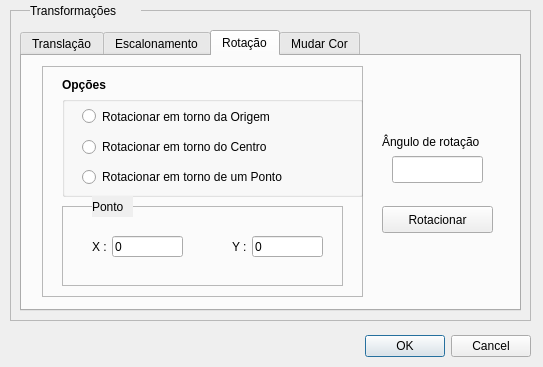
renannetto/sistema-grafico-interativo, file Transformacoes.ui: the form before one commit.
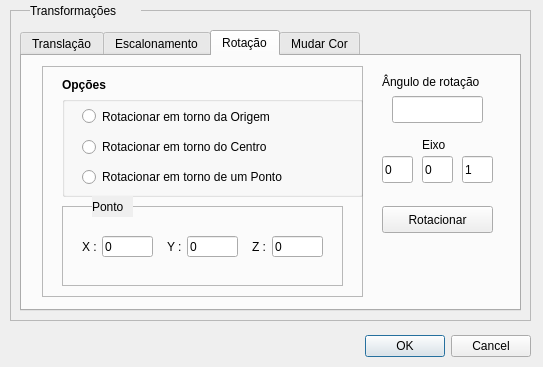
The form after the commit. The open tabs and pages were chosen to show the change.

Commit message: Rotação dos objetos ao redor do eixo z funcionando

What changed in the file:
```diff
--- a/Transformacoes.ui
+++ b/Transformacoes.ui
@@ -317,7 +317,7 @@
       <property name="geometry">
        <rect>
         <x>370</x>
-        <y>100</y>
+        <y>40</y>
         <width>91</width>
         <height>27</height>
        </rect>
@@ -327,7 +327,7 @@
       <property name="geometry">
        <rect>
         <x>360</x>
-        <y>70</y>
+        <y>10</y>
         <width>131</width>
         <height>31</height>
        </rect>
@@ -407,9 +407,9 @@
        <widget class="QLineEdit" name="rotacaoPontoX">
         <property name="geometry">
          <rect>
-          <x>50</x>
+          <x>40</x>
           <y>30</y>
-          <width>71</width>
+          <width>51</width>
           <height>21</height>
          </rect>
         </property>
@@ -420,7 +420,7 @@
        <widget class="QLabel" name="label_14">
         <property name="geometry">
          <rect>
-          <x>30</x>
+          <x>20</x>
           <y>30</y>
           <width>21</width>
           <height>21</height>
@@ -433,9 +433,9 @@
        <widget class="QLineEdit" name="rotacaoPontoY">
         <property name="geometry">
          <rect>
-          <x>190</x>
+          <x>125</x>
           <y>30</y>
-          <width>71</width>
+          <width>51</width>
           <height>21</height>
          </rect>
         </property>
@@ -446,7 +446,7 @@
        <widget class="QLabel" name="label_15">
         <property name="geometry">
          <rect>
-          <x>170</x>
+          <x>105</x>
           <y>30</y>
           <width>21</width>
           <height>21</height>
@@ -456,6 +456,32 @@
          <string>Y : </string>
         </property>
        </widget>
+       <widget class="QLineEdit" name="rotacaoPontoZ">
+        <property name="geometry">
+         <rect>
+          <x>210</x>
+          <y>30</y>
+          <width>51</width>
+          <height>21</height>
+         </rect>
+        </property>
+        <property name="text">
+         <string>0</string>
+        </property>
+       </widget>
+       <widget class="QLabel" name="label_18">
+        <property name="geometry">
+         <rect>
+          <x>190</x>
+          <y>30</y>
+          <width>21</width>
+          <height>21</height>
+         </rect>
+        </property>
+        <property name="text">
+         <string>Z : </string>
+        </property>
+       </widget>
       </widget>
       <widget class="QLabel" name="label_16">
        <property name="geometry">
@@ -530,6 +556,58 @@
       <zorder>frame_6</zorder>
       <zorder>label_16</zorder>
      </widget>
+     <widget class="QLabel" name="label_7">
+      <property name="geometry">
+       <rect>
+        <x>400</x>
+        <y>80</y>
+        <width>41</width>
+        <height>17</height>
+       </rect>
+      </property>
+      <property name="text">
+       <string>Eixo</string>
+      </property>
+     </widget>
+     <widget class="QLineEdit" name="eixoXEdit">
+      <property name="geometry">
+       <rect>
+        <x>360</x>
+        <y>100</y>
+        <width>31</width>
+        <height>27</height>
+       </rect>
+      </property>
+      <property name="text">
+       <string>0</string>
+      </property>
+     </widget>
+     <widget class="QLineEdit" name="eixoYEdit">
+      <property name="geometry">
+       <rect>
+        <x>400</x>
+        <y>100</y>
+        <width>31</width>
+        <height>27</height>
+       </rect>
+      </property>
+      <property name="text">
+       <string>0</string>
+      </property>
+     </widget>
+     <widget class="QLineEdit" name="eixoZEdit">
+      <property name="geometry">
+       <rect>
+        <x>440</x>
+        <y>100</y>
+        <width>31</width>
+        <height>27</height>
+       </rect>
+      </property>
+      <property name="text">
+       <string>1</string>
+      </property>
+     </widget>
     </widget>
     <widget class="QWidget" name="tab">
      <attribute name="title">
```
Left out of the diff: 36 changed lines with no effect on the pictures. The commit also changes 9 other files.
